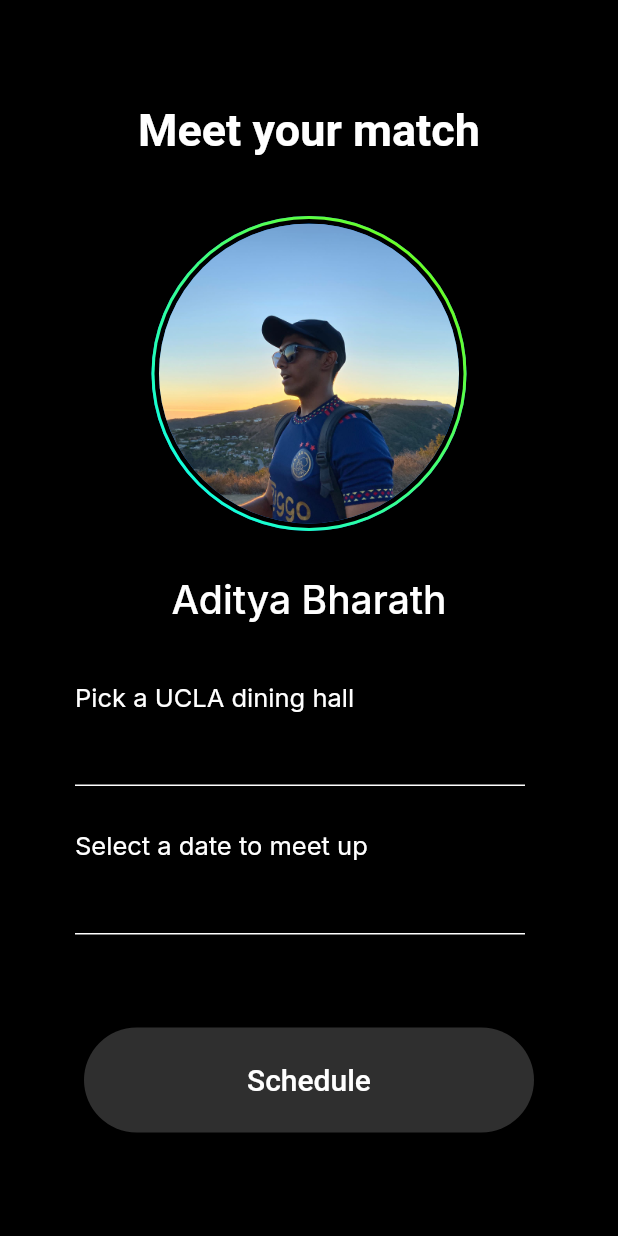
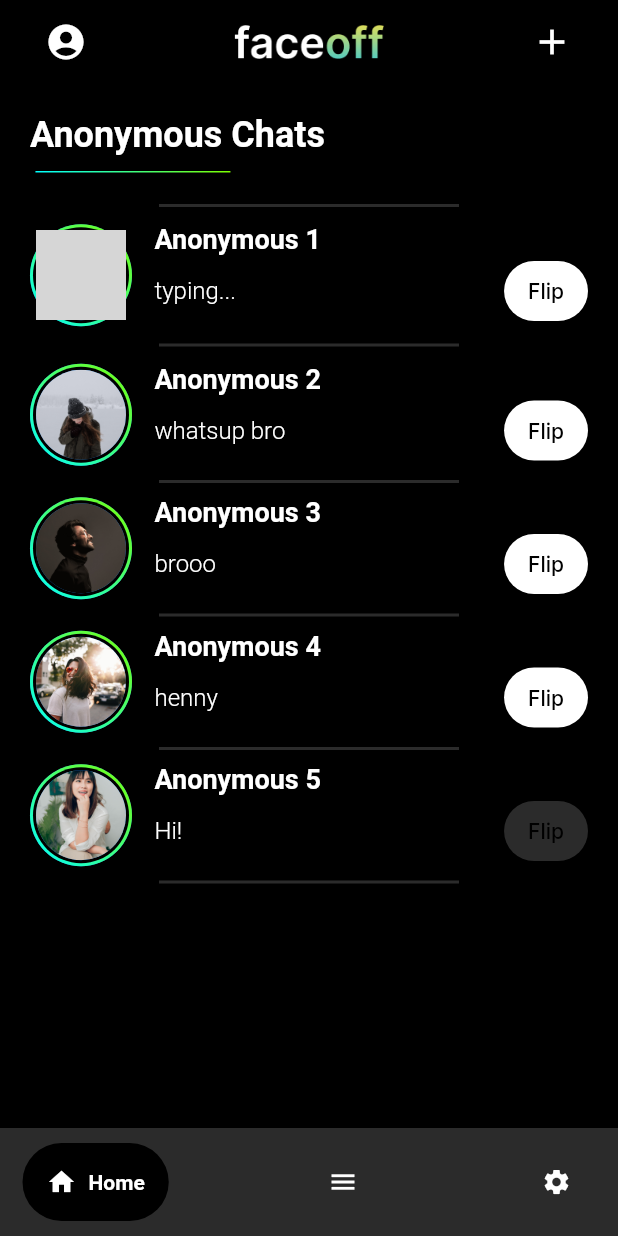
Before and after one commit to Harshith996/face_off_repository, a Flutter app: the screen it shows after launch, on a phone screen of 412 x 824 dp. Run offline on Flutter 3.47's test engine with Material 2 defaults, Android fonts, the phone set to English and light mode, and no system bars; drawn by our look-alikes of google_nav_bar; our stand-ins replace carousel_slider, flutter_otp_text_field, google_fonts, otp_text_field, shared_preferences, smooth_page_indicator and 1 more; missing offline and left inert: xmpp_plugin; grey boxes are pictures that could not be loaded.

Commit message:
Adding anonymous chat, revealed chats. Dashboard page is modified

```diff
--- a/lib/main.dart
+++ b/lib/main.dart
@@ -1,3 +1,4 @@
+import 'package:face_off/ui/screens/anonymous_chat_page.dart';
 import 'package:face_off/ui/screens/chat_page.dart';
 import 'package:face_off/ui/screens/create_profile_1.dart';
 import 'package:face_off/ui/screens/dashboard_page.dart';
@@ -11,6 +12,7 @@ import 'package:face_off/ui/screens/question_2.dart';
 import 'package:face_off/ui/screens/question_3.dart';
 import 'package:face_off/ui/screens/question_4.dart';
 import 'package:face_off/ui/screens/question_5.dart';
+import 'package:face_off/ui/screens/revealed_chat_page.dart';
 import 'package:face_off/ui/screens/scheduling_page.dart';
 import 'package:face_off/ui/screens/signup_page.dart';
 import 'package:face_off/ui/screens/splash_screen.dart';
@@ -37,7 +39,7 @@ class MyApp extends StatelessWidget {
         primarySwatch: Colors.blue,
         visualDensity: VisualDensity.adaptivePlatformDensity,
       ),
-      home: const SchedulingPage(),
+      home: const AnonymousChatPage(),
     );
   }
 }
--- /dev/null
+++ b/lib/ui/screens/anonymous_chat_page.dart
@@ -0,0 +1,290 @@
+import 'package:face_off/ui/screens/loading_page.dart';
+import 'package:face_off/ui/shared/widgets/bottom_navbar.dart';
+import 'package:face_off/ui/shared/widgets/dangerous_binary_option_buttons.dart';
+import 'package:face_off/ui/shared/widgets/divider.dart';
+import 'package:face_off/ui/shared/widgets/new_navbar.dart';
+import 'package:face_off/ui/shared/widgets/wide_dark_background_button.dart';
+import 'package:face_off/ui/widgets/dashboard_page/active_chat.dart';
+import 'package:face_off/ui/widgets/dashboard_page/revealed_chat_line_item.dart';
+import 'package:face_off/utils/constants.dart';
+import 'package:face_off/utils/shared_prefs.dart';
+import 'package:flutter/material.dart';
+
+import '../shared/widgets/wide_red_background_button.dart';
+
+class AnonymousChatPage extends StatefulWidget {
+  const AnonymousChatPage({Key? key}) : super(key: key);
+
+  @override
+  State<AnonymousChatPage> createState() => _AnonymousChatPageState();
+}
+
+class _AnonymousChatPageState extends State<AnonymousChatPage> {
+  @override
+  void initState() {}
+
+  @override
+  Widget build(BuildContext context) {
+    return Scaffold(
+        appBar: AppBar(
+          backgroundColor: const Color(CustomColors.background),
+          centerTitle: true,
+          title: Row(
+            mainAxisAlignment: MainAxisAlignment.spaceBetween,
+            children: [
+              FloatingActionButton(
+                backgroundColor: const Color(CustomColors.background),
+                onPressed: () {},
+                child: const Icon(
+                  Icons.account_circle,
+                  size: 28,
+                  color: Colors.white,
+                ),
+              ),
+              SizedBox(
+                height: 45.0,
+                width: 100.0,
+                child: Image.asset('assets/images/faceoff_logo.png'),
+              ),
+              FloatingActionButton(
+                backgroundColor: const Color(CustomColors.background),
+                onPressed: () {},
+                child: const Icon(
+                  Icons.add,
+                  size: 28,
+                  color: Colors.white,
+                ),
+              ),
+            ],
+          ),
+        ),
+        backgroundColor: const Color(CustomColors.background),
+        body: SafeArea(
+            child: Center(
+                child: Padding(
+          padding: const EdgeInsets.all(20),
+          child: Column(
+            crossAxisAlignment: CrossAxisAlignment.center,
+            children: [
+              // SharedPrefs().is_currently_matched
+
+              Container(
+                child: Column(
+                  crossAxisAlignment: CrossAxisAlignment.center,
+                  children: const [
+                    Align(
+                      alignment: Alignment.centerLeft,
+                      child: Text(
+                        'Anonymous Chats',
+                        style: TextStyle(
+                          fontSize: 24,
+                          color: Color(CustomColors.white),
+                          fontWeight: FontWeight.bold,
+                        ),
+                      ),
+                    ),
+                    SizedBox(height: 10.0),
+                    Align(
+                      alignment: Alignment(-0.97, 0),
+                      child: LineDivider(length: 130),
+                    ),
+                    SizedBox(
+                      height: 20,
+                    ),
+                    SizedBox(
+                      height: 4,
+                      width: 200,
+                      child: Divider(
+                        height: 1,
+                        thickness: 2,
+                        color: Color(CustomColors.gray),
+                      ),
+                    ),
+                    SizedBox(
+                      height: 10,
+                    ),
+                    ActiveChat(
+                        name: "Anonymous 1",
+                        description: "typing...",
+                        timeLeft: '24h Left',
+                        flip: true,
+                        imgURL:
+                            'assets/images/profile_pictures/anonymous_icon_1.jpg'),
+                    SizedBox(
+                      height: 10,
+                    ),
+
+                    // Align(
+                    //     alignment: Alignment.centerLeft,
+                    //     child: DangerousBinaryOptionButtons(
+                    //         text1: "Request a Faceoff",
+                    //         text2: "Abandon Chat")),
+                  ],
+                ),
+              ),
+              const SizedBox(
+                height: 4,
+                width: 200,
+                child: Divider(
+                  height: 1,
+                  thickness: 2,
+                  color: Color(CustomColors.gray),
+                ),
+              ),
+
+              const SizedBox(
+                height: 10,
+              ),
+              const ActiveChat(
+                  name: "Anonymous 2",
+                  description: "whatsup bro",
+                  timeLeft: '24h Left',
+                  flip: true,
+                  imgURL:
+                      'assets/images/profile_pictures/anonymous_icon_2.jpg'),
+
+              const SizedBox(
+                height: 20,
+                width: 200,
+                child: Divider(
+                  height: 1,
+                  thickness: 2,
+                  color: Color(CustomColors.gray),
+                ),
+              ),
+
+              const ActiveChat(
+                  name: "Anonymous 3",
+                  description: "brooo",
+                  timeLeft: '24h Left',
+                  flip: true,
+                  imgURL:
+                      'assets/images/profile_pictures/anonymous_icon_3.jpg'),
+              const SizedBox(
+                height: 20,
+                width: 200,
+                child: Divider(
+                  height: 1,
+                  thickness: 2,
+                  color: Color(CustomColors.gray),
+                ),
+              ),
+
+              const ActiveChat(
+                  name: "Anonymous 4",
+                  description: "henny",
+                  timeLeft: '24h Left',
+                  flip: true,
+                  imgURL:
+                      'assets/images/profile_pictures/anonymous_icon_4.jpg'),
+
+              const SizedBox(
+                height: 20,
+                width: 200,
+                child: Divider(
+                  height: 1,
+                  thickness: 2,
+                  color: Color(CustomColors.gray),
+                ),
+              ),
+
+              const ActiveChat(
+                  name: "Anonymous 5",
+                  description: "Hi!",
+                  timeLeft: '24h Left',
+                  flip: false,
+                  imgURL:
+                      'assets/images/profile_pictures/anonymous_icon_5.jpg'),
+              const SizedBox(
+                height: 20,
+                width: 200,
+                child: Divider(
+                  height: 1,
+                  thickness: 2,
+                  color: Color(CustomColors.gray),
+                ),
+              ),
+              // : WideDarkBackgroundButton(
+              //     displayText: "Match me",
+              //     onTap: () {
+              //       Navigator.pushReplacement(
+              //         context,
+              //         PageRouteBuilder(
+              //           pageBuilder: (c, a1, a2) => const LoadingPage(),
+              //           transitionsBuilder: (c, anim, a2, child) =>
+              //               FadeTransition(opacity: anim, child: child),
+              //           transitionDuration:
+              //               const Duration(milliseconds: 1000),
+              //         ),
+              //       );
+              //     }),
+
+              const SizedBox(
+                height: 30,
+              ),
+              // const Align(
+              //   alignment: Alignment.centerLeft,
+              //   child: Text(
+              //     'Revealed Chats',
+              //     style: TextStyle(
+              //       fontSize: 30,
+              //       color: Color(CustomColors.white),
+              //       fontWeight: FontWeight.bold,
+              //     ),
+              //   ),
+              // ),
+              const SizedBox(
+                height: 20,
+              ),
+              // const Align(
+              //   alignment: Alignment.center,
+              //   child: Text(
+              //     'Revealed chats will expire in 48 hours if a meetup isn\'t scheduled',
+              //     textAlign: TextAlign.center,
+              //     style: TextStyle(
+              //       fontSize: 16,
+              //       color: Color(CustomColors.white),
+              //     ),
+              //   ),
+              // ),
+              const SizedBox(
+                height: 20,
+              ),
+              // Expanded(
+              //     child: SizedBox(
+              //   height: 150,
+              //   child: ListView(
+              //     children: const [
+              //       RevealedChatLineItem(
+              //           name: "Aubrey Lin",
+              //           description: "I would love to meet up with you!",
+              //           timeDiff: '19h ago',
+              //           imgURL:
+              //               'assets/images/profile_pictures/anonymous_icon_5.jpg'),
+              //       SizedBox(
+              //         height: 10,
+              //       ),
+              //       RevealedChatLineItem(
+              //           name: "Samantha Lee",
+              //           description:
+              //               "You seem great but I am not really looking to ",
+              //           timeDiff: '32h ago',
+              //           imgURL:
+              //               'assets/images/profile_pictures/anonymous_icon_2.jpg'),
+              //       SizedBox(
+              //         height: 10,
+              //       ),
+              //     ],
+              //   ),
+              // ))
+            ],
+          ),
+        ))),
+        bottomNavigationBar: const CustomNavbar());
+  }
+
+  void _onError(Object error) {
+    // TODO : Handle the Error event
+    print(error.toString());
+  }
+}
--- a/lib/ui/screens/dashboard_page.dart
+++ b/lib/ui/screens/dashboard_page.dart
@@ -83,7 +83,7 @@ class _DashboardPageState extends State<DashboardPage> {
                               name: "Anonymous 1",
                               description: "typing...",
                               timeLeft: '24h Left',
-                              active: true,
+                              flip: true,
                               imgURL:
                                   'assets/images/profile_pictures/anonymous_icon_1.jpg'),
                           SizedBox(
--- a/lib/ui/widgets/dashboard_page/active_chat.dart
+++ b/lib/ui/widgets/dashboard_page/active_chat.dart
@@ -1,6 +1,7 @@
 import 'package:face_off/ui/shared/widgets/circular_gradient_border.dart';
 import 'package:face_off/utils/constants.dart';
 import 'package:flutter/material.dart';
+import 'package:google_fonts/google_fonts.dart';
 
 class ActiveChat extends StatelessWidget {
   const ActiveChat(
@@ -8,13 +9,13 @@ class ActiveChat extends StatelessWidget {
       required this.name,
       required this.description,
       required this.timeLeft,
-      required this.active,
+      required this.flip,
       required this.imgURL});
 
   final String name;
   final String description;
   final String timeLeft;
-  final bool active;
+  final bool flip;
   final String imgURL;
 
   @override
@@ -23,10 +24,10 @@ class ActiveChat extends StatelessWidget {
       children: [
         CircularGradientBorder(
             CircleAvatar(
-              radius: 35,
+              radius: 30,
               backgroundImage: Image.asset(imgURL).image,
             ),
-            40),
+            34),
         const SizedBox(
           width: 15,
         ),
@@ -42,22 +43,22 @@ class ActiveChat extends StatelessWidget {
                     textAlign: TextAlign.left,
                     style: const TextStyle(
                         color: Color(CustomColors.white),
-                        fontSize: 20,
-                        fontWeight: FontWeight.bold),
+                        fontSize: 18,
+                        fontWeight: FontWeight.w600),
                   ),
-                  Text(
-                    timeLeft,
-                    textAlign: TextAlign.left,
-                    style: const TextStyle(
-                      color: Color(CustomColors.white),
-                      fontSize: 15,
-                    ),
-                  ),
+                  // Text(
+                  //   timeLeft,
+                  //   textAlign: TextAlign.left,
+                  //   style: const TextStyle(
+                  //     color: Color(CustomColors.white),
+                  //     fontSize: 15,
+                  //   ),
+                  // ),
                 ],
               ),
-              const SizedBox(
-                height: 10,
-              ),
+              // const SizedBox(
+              //   height: 10,
+              // ),
               Row(
                 mainAxisAlignment: MainAxisAlignment.spaceBetween,
                 crossAxisAlignment: CrossAxisAlignment.center,
@@ -66,28 +67,36 @@ class ActiveChat extends StatelessWidget {
                     description,
                     textAlign: TextAlign.left,
                     style: const TextStyle(
-                      color: Color(CustomColors.white),
-                      fontSize: 16,
-                    ),
+                        color: Color(CustomColors.white),
+                        fontSize: 16,
+                        fontWeight: FontWeight.w300),
                   ),
                   Row(
                     mainAxisAlignment: MainAxisAlignment.center,
                     crossAxisAlignment: CrossAxisAlignment.center,
                     children: [
-                      Text(
-                        active ? "Active  " : "Offline  ",
-                        textAlign: TextAlign.left,
-                        style: const TextStyle(
-                          color: Color(CustomColors.white),
-                          fontSize: 16,
+                      ElevatedButton(
+                        onPressed: () {},
+                        style: ElevatedButton.styleFrom(
+                          minimumSize: const Size(50.0, 40.0),
+                          shape: const StadiumBorder(),
+                          backgroundColor: flip
+                              ? const Color(CustomColors.white)
+                              : const Color(CustomColors.gray),
+                          // padding: const EdgeInsets.fromLTRB(60, 20, 60, 20),
+                        ),
+                        child: Text(
+                          "Flip",
+                          style: GoogleFonts.inter(
+                              color: const Color(CustomColors.background)),
                         ),
                       ),
-                      CircleAvatar(
-                        radius: 3,
-                        backgroundColor: active
-                            ? const Color(CustomColors.green)
-                            : const Color(CustomColors.grey),
-                      )
+                      // CircleAvatar(
+                      //   radius: 3,
+                      //   backgroundColor: flip
+                      //       ? const Color(CustomColors.green)
+                      //       : const Color(CustomColors.grey),
+                      // )
                     ],
                   )
                 ],
```
Also changed, not shown: lib/ui/screens/revealed_chat_page.dart (added, +98 -0 lines).
